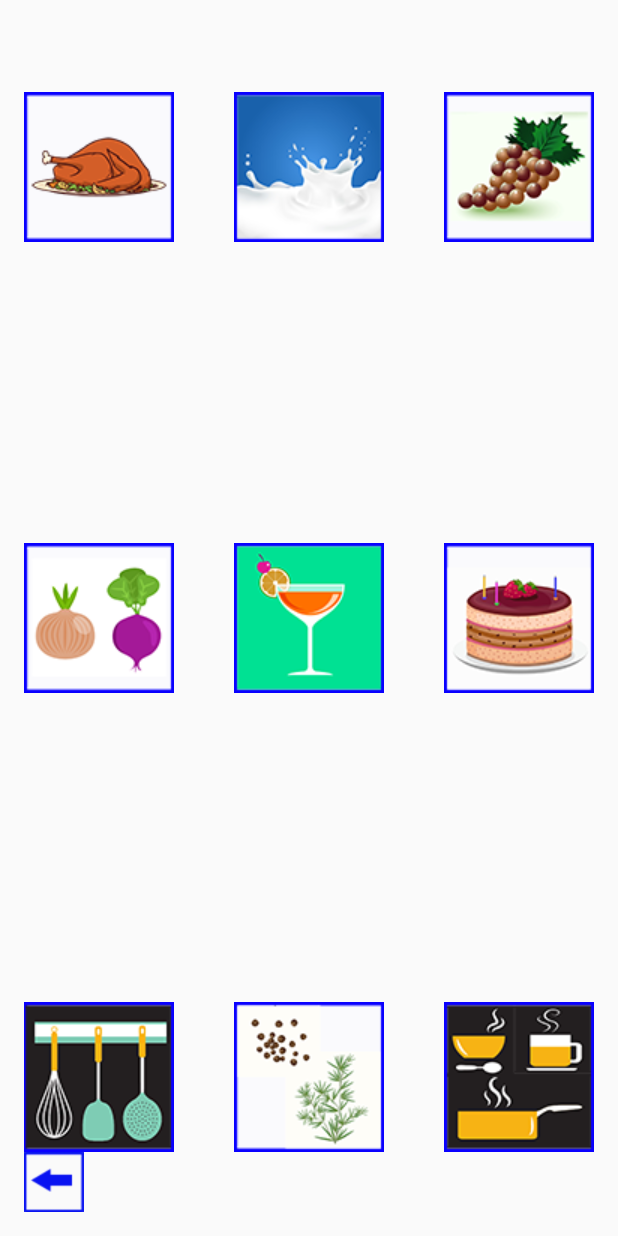
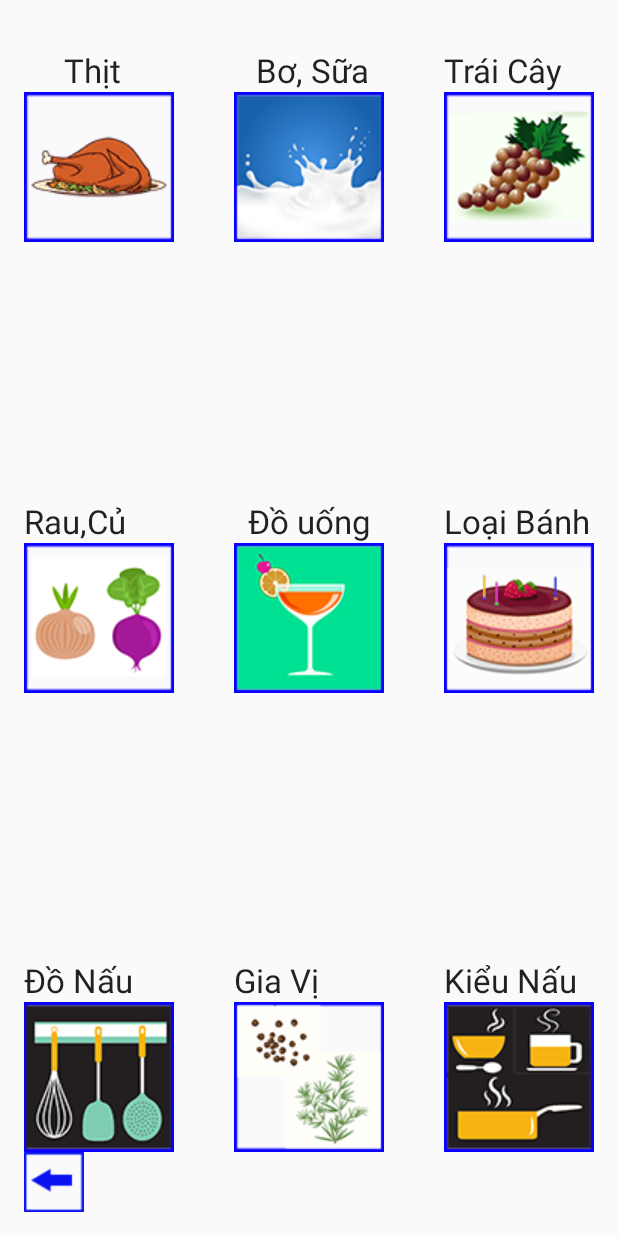
Before and after one commit to damme88/passionMobileApp, an Android app: the layout activity_all_foods.xml on its own in the app's theme, with its tools: preview values and no code run, on a phone screen of 412 x 824 dp. Run offline under Robolectric (Android 15) with nearby library versions, the light colour scheme and no system bars.

Commit message:
Review code

```diff
--- a/BasicEnglishForYou/app/src/main/res/layout/activity_all_foods.xml
+++ b/BasicEnglishForYou/app/src/main/res/layout/activity_all_foods.xml
@@ -99,4 +99,99 @@
         android:layout_alignBottom="@+id/imgSpices"
         android:layout_alignLeft="@+id/imgCake"
         android:layout_alignStart="@+id/imgCake" />
+
+    <TextView
+        android:layout_width="wrap_content"
+        android:layout_height="wrap_content"
+        android:textAppearance="?android:attr/textAppearanceLarge"
+        android:text="     Thịt"
+        android:id="@+id/textView"
+        android:layout_above="@+id/imgMilk"
+        android:layout_alignParentLeft="true"
+        android:layout_alignParentStart="true"
+        android:layout_alignRight="@+id/imgFood"
+        android:layout_alignEnd="@+id/imgFood" />
+
+    <TextView
+        android:layout_width="wrap_content"
+        android:layout_height="wrap_content"
+        android:textAppearance="?android:attr/textAppearanceLarge"
+        android:text=" Bơ, Sữa"
+        android:id="@+id/textView2"
+        android:layout_above="@+id/imgMilk"
+        android:layout_centerHorizontal="true" />
+
+    <TextView
+        android:layout_width="wrap_content"
+        android:layout_height="wrap_content"
+        android:textAppearance="?android:attr/textAppearanceLarge"
+        android:text="Trái Cây"
+        android:id="@+id/textView3"
+        android:layout_above="@+id/imgFruits"
+        android:layout_alignLeft="@+id/imgFruits"
+        android:layout_alignStart="@+id/imgFruits" />
+
+    <TextView
+        android:layout_width="wrap_content"
+        android:layout_height="wrap_content"
+        android:textAppearance="?android:attr/textAppearanceLarge"
+        android:text="Rau,Củ"
+        android:id="@+id/ủ"
+        android:layout_above="@+id/imgVegetable"
+        android:layout_alignParentLeft="true"
+        android:layout_alignParentStart="true" />
+
+    <TextView
+        android:layout_width="wrap_content"
+        android:layout_height="wrap_content"
+        android:textAppearance="?android:attr/textAppearanceLarge"
+        android:text="Loại Bánh"
+        android:id="@+id/textView4"
+        android:layout_above="@+id/imgCake"
+        android:layout_alignLeft="@+id/imgCake"
+        android:layout_alignStart="@+id/imgCake" />
+
+    <TextView
+        android:layout_width="wrap_content"
+        android:layout_height="wrap_content"
+        android:textAppearance="?android:attr/textAppearanceLarge"
+        android:text="Đồ uống"
+        android:id="@+id/textView5"
+        android:layout_alignTop="@+id/textView4"
+        android:layout_alignLeft="@+id/textView2"
+        android:layout_alignStart="@+id/textView2"
+        android:layout_alignRight="@+id/imgDrinking"
+        android:layout_alignEnd="@+id/imgDrinking" />
+
+    <TextView
+        android:layout_width="wrap_content"
+        android:layout_height="wrap_content"
+        android:textAppearance="?android:attr/textAppearanceLarge"
+        android:text="Đồ Nấu"
+        android:id="@+id/textView6"
+        android:layout_above="@+id/imgToolCooking"
+        android:layout_alignParentLeft="true"
+        android:layout_alignParentStart="true"
+        android:layout_alignRight="@+id/imgToolCooking"
+        android:layout_alignEnd="@+id/imgToolCooking" />
+
+    <TextView
+        android:layout_width="wrap_content"
+        android:layout_height="wrap_content"
+        android:textAppearance="?android:attr/textAppearanceLarge"
+        android:text="Gia Vị"
+        android:id="@+id/textView7"
+        android:layout_alignTop="@+id/textView6"
+        android:layout_alignLeft="@+id/imgSpices"
+        android:layout_alignStart="@+id/imgSpices" />
+
+    <TextView
+        android:layout_width="wrap_content"
+        android:layout_height="wrap_content"
+        android:textAppearance="?android:attr/textAppearanceLarge"
+        android:text="Kiểu Nấu"
+        android:id="@+id/textView8"
+        android:layout_alignTop="@+id/textView7"
+        android:layout_alignLeft="@+id/imgCookType"
+        android:layout_alignStart="@+id/imgCookType" />
 </RelativeLayout>
```
Also changed, not shown: BasicEnglishForYou/app/src/main/java/com/passionpham_eng88/basicenglishforyou/IteamListActivity.java (+11 -7 lines), BasicEnglishForYou/app/src/main/java/com/passionpham_eng88/basicenglishforyou/MenuActivity.java (+21 -22 lines), BasicEnglishForYou/app/src/main/java/com/passionpham_eng88/basicenglishforyou/WordGroupActivity.java (+32 -32 lines), BasicEnglishForYou/app/src/main/java/com/passionpham_eng88/basicenglishforyou/WordsActivity.java (+22 -20 lines).
